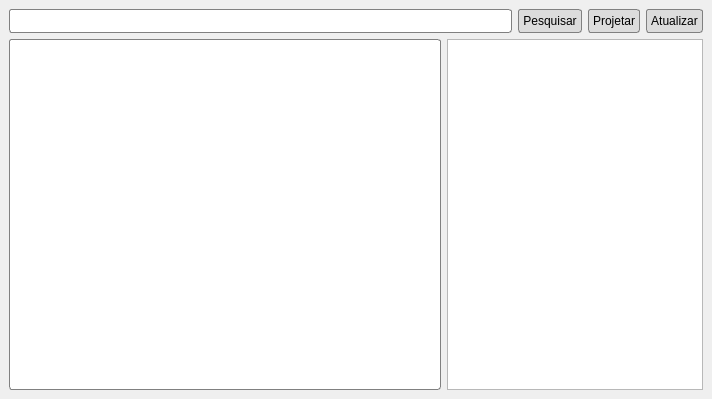
devs-7/bible-projector-multi-language, file python/ui/main/window.ui: the form before one commit.
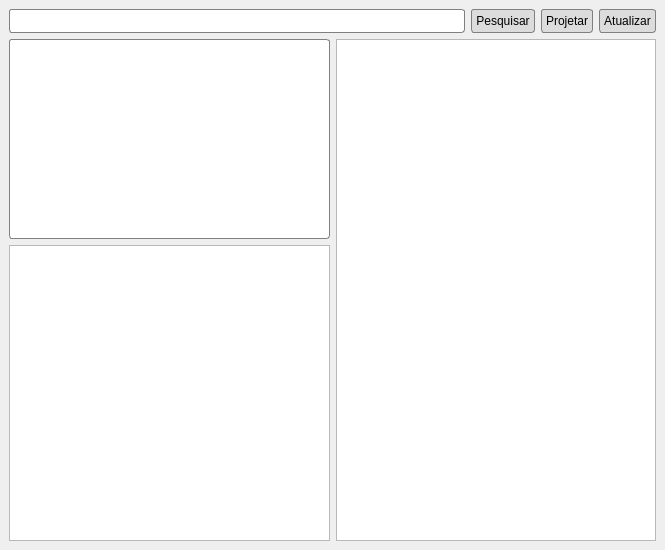
The form after the commit.

Commit message: main_window

Patch:
```diff
--- a/python/ui/main/window.ui
+++ b/python/ui/main/window.ui
@@ -6,8 +6,8 @@
    <rect>
     <x>0</x>
     <y>0</y>
-    <width>712</width>
-    <height>399</height>
+    <width>665</width>
+    <height>550</height>
    </rect>
   </property>
   <property name="windowTitle">
@@ -104,12 +104,21 @@
      </layout>
     </item>
     <item>
-     <layout class="QGridLayout" name="gridLayout" columnstretch="1,0,0">
-      <item row="0" column="1">
-       <widget class="QListView" name="listView"/>
-      </item>
+     <layout class="QGridLayout" name="gridLayout" rowstretch="0,0" columnstretch="0,0">
       <item row="0" column="0">
        <widget class="QTextEdit" name="mainTextEdit">
+        <property name="sizePolicy">
+         <sizepolicy hsizetype="Expanding" vsizetype="Expanding">
+          <horstretch>0</horstretch>
+          <verstretch>0</verstretch>
+         </sizepolicy>
+        </property>
+        <property name="maximumSize">
+         <size>
+          <width>16777215</width>
+          <height>200</height>
+         </size>
+        </property>
         <property name="styleSheet">
          <string notr="true">* {
 	border-style: solid;
@@ -124,6 +133,30 @@
         </property>
        </widget>
       </item>
+      <item row="0" column="1" rowspan="2">
+       <widget class="QListView" name="listView">
+        <property name="sizePolicy">
+         <sizepolicy hsizetype="Expanding" vsizetype="Expanding">
+          <horstretch>0</horstretch>
+          <verstretch>0</verstretch>
+         </sizepolicy>
+        </property>
+        <property name="maximumSize">
+         <size>
+          <width>500</width>
+          <height>16777215</height>
+         </size>
+        </property>
+        <property name="styleSheet">
+         <string notr="true">*{
+	width: 100px;
+}</string>
+        </property>
+       </widget>
+      </item>
+      <item row="1" column="0">
+       <widget class="QListWidget" name="listWidget"/>
+      </item>
      </layout>
     </item>
    </layout>
```
The commit also changes 2 other files.
